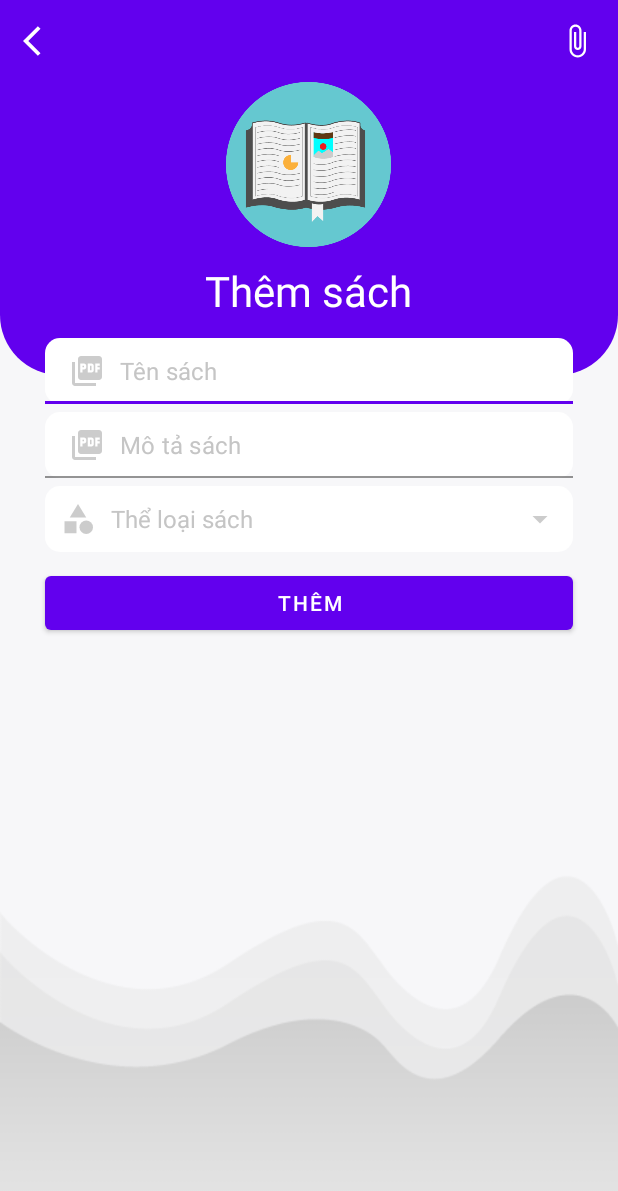
After one commit to VDTune/Readify, an Android app: the PdfAddActivity screen opened directly, with no data from a screen before it, on a phone screen of 412 x 824 dp. The commit adds this screen. Shown: the top 1191 px of the screen. Run offline under Robolectric (Android 15) with nearby library versions, the phone set to English and light mode, and no system bars; our stand-ins replace Firebase (no records; nobody signed in at launch, a user with empty details on screens opened directly).

Commit message:
pdf commit

```diff
--- a/app/build.gradle
+++ b/app/build.gradle
@@ -47,6 +47,7 @@ dependencies {
     implementation 'com.google.firebase:firebase-auth-ktx:21.2.0'
     implementation 'com.google.firebase:firebase-database-ktx:20.1.0'
     implementation 'com.google.firebase:firebase-crashlytics-ktx:18.3.6'
+    implementation 'com.google.firebase:firebase-storage-ktx:20.0.1'
     testImplementation 'junit:junit:4.13.2'
     androidTestImplementation 'androidx.test.ext:junit:1.1.5'
     androidTestImplementation 'androidx.test.espresso:espresso-core:3.5.1'
--- a/app/src/main/AndroidManifest.xml
+++ b/app/src/main/AndroidManifest.xml
@@ -15,6 +15,9 @@
         tools:targetApi="31">
         <activity
             android:name=".LoginActivity"
+            android:exported="false" />
+        <activity
+            android:name=".PdfAddActivity"
             android:exported="false" />
         <activity
             android:name=".CategoryAddActivity"
--- a/app/src/main/java/com/example/readify/AdapterCategory.kt
+++ b/app/src/main/java/com/example/readify/AdapterCategory.kt
@@ -62,7 +62,6 @@ class AdapterCategory : RecyclerView.Adapter<AdapterCategory.HolderCategory>, Fi
                 }
                 .setNegativeButton("Hủy") { a, d ->
                     a.dismiss()
-
                 }
                 .show()
         }
--- a/app/src/main/java/com/example/readify/CategoryAddActivity.kt
+++ b/app/src/main/java/com/example/readify/CategoryAddActivity.kt
@@ -66,7 +66,6 @@ class CategoryAddActivity : AppCompatActivity() {
 
         //set up dữ liệu để đẩy vào firebase
         val hashMap = HashMap<String,Any>()
-
         hashMap["id"] = "$timestamp"
         hashMap["category"] = category
         hashMap["timestamp"] = timestamp
--- a/app/src/main/java/com/example/readify/FilterCategory.kt
+++ b/app/src/main/java/com/example/readify/FilterCategory.kt
@@ -1,7 +1,6 @@
 package com.example.readify
 
 import android.widget.Filter
-import java.security.AlgorithmConstraints
 
 
 class FilterCategory : Filter {
@@ -10,7 +9,7 @@ class FilterCategory : Filter {
     private var adapterCategory: AdapterCategory
 
     //constructor
-    constructor(filterList: ArrayList<ModelCategory>, adapterCategory: AdapterCategory) {
+    constructor(filterList: ArrayList<ModelCategory>, adapterCategory: AdapterCategory):super() {
         this.filterList = filterList
         this.adapterCategory = adapterCategory
     }
@@ -20,7 +19,7 @@ class FilterCategory : Filter {
         val results = FilterResults()
 
         //kiểm tra giá trị có null hoặc rỗng hay không
-        if (constraint != null && constraint.isEmpty()) {
+        if (constraint != null && constraint.isNotEmpty()) {
             /*điều kiện tìm kiếm khi khác null và rỗng*/
             //set uppercase để tránh phân biệt chữ hoa chứx thường
             constraint = constraint.toString().uppercase()
--- a/app/src/main/java/com/example/readify/ModelCategory.kt
+++ b/app/src/main/java/com/example/readify/ModelCategory.kt
@@ -15,6 +15,4 @@ class ModelCategory {
         this.timestamp = timestamp
         this.uid = uid
     }
-
-
 }
--- /dev/null
+++ b/app/src/main/java/com/example/readify/PdfAddActivity.kt
@@ -0,0 +1,265 @@
+package com.example.readify
+
+import android.app.Application
+import android.app.Application.ActivityLifecycleCallbacks
+import android.app.ProgressDialog
+import android.content.Intent
+import android.net.Uri
+import androidx.appcompat.app.AppCompatActivity
+import android.os.Bundle
+import android.util.Log
+import android.widget.Toast
+import androidx.activity.result.ActivityResult
+import androidx.activity.result.ActivityResultCallback
+import androidx.activity.result.contract.ActivityResultContracts
+import androidx.appcompat.app.AlertDialog
+import com.example.readify.databinding.ActivityPdfAddBinding
+import com.google.android.gms.tasks.Task
+import com.google.firebase.auth.FirebaseAuth
+import com.google.firebase.database.DataSnapshot
+import com.google.firebase.database.DatabaseError
+import com.google.firebase.database.FirebaseDatabase
+import com.google.firebase.database.ValueEventListener
+import com.google.firebase.storage.FirebaseStorage
+
+class PdfAddActivity : AppCompatActivity() {
+
+    //setup view binding
+    private lateinit var binding: ActivityPdfAddBinding
+
+    //firebase auth
+    private lateinit var firebaseAuth: FirebaseAuth
+
+    //Tiến trình
+    private lateinit var progressDialog: ProgressDialog
+
+    //arraylist chứa các thể loại
+    private lateinit var categoryArrayList: ArrayList<ModelCategory>
+
+    //uri pdf
+    private var pdfUri: Uri? = null
+
+    //tag
+    private val TAG = "PDF_ADD_TAG"
+
+
+    override fun onCreate(savedInstanceState: Bundle?) {
+        super.onCreate(savedInstanceState)
+        binding = ActivityPdfAddBinding.inflate(layoutInflater)
+        setContentView(binding.root)
+
+        //firebase auth
+        firebaseAuth = FirebaseAuth.getInstance()
+        loadPdfCategory()
+
+        //setup tien trinh
+        progressDialog = ProgressDialog(this)
+        progressDialog.setTitle("Chỉ một chút")
+        progressDialog.setCanceledOnTouchOutside(false)
+
+        //xử lí nút back
+        binding.backBtn.setOnClickListener {
+            onBackPressed()
+        }
+
+        //xử lí click hiển thị danh sách thể loại
+        binding.categoryTv.setOnClickListener{
+            categoryPickDialog()
+        }
+
+        //xử lí click pick pdf intent
+        binding.attachPdfBtn.setOnClickListener {
+            pdfPickIntent()
+        }
+
+        // xử lí click, upload pdf
+        binding.submitBtn.setOnClickListener {
+            /*1. xác thực dữ liệu
+            * 2. upload pdf lên firebase
+            * 3. lấy url của file được upload
+            * 4. upload thông tin file lên firebase*/
+
+            validateData()
+        }
+    }
+
+    private var title = ""
+    private var desc = ""
+    private var category = ""
+
+    private fun validateData() {
+        /*1. xác thực dữ liệu */
+        Log.d(TAG, "validateData: Validating data")
+
+        //lấy dữ liệu
+        title = binding.titleEt.text.toString().trim()
+        desc = binding.descEt.text.toString().trim()
+        category = binding.categoryTv.text.toString().trim()
+
+        //xác thực
+        if(title.isEmpty()){
+            Toast.makeText(this,"Vui lòng nhập tiêu đề...",Toast.LENGTH_SHORT).show()
+        }
+        else if (desc.isEmpty()){
+            Toast.makeText(this,"Vui lòng nhập mô tả...",Toast.LENGTH_SHORT).show()
+        }
+        else if (category.isEmpty()){
+            Toast.makeText(this,"Vui lòng nhập thể loại...",Toast.LENGTH_SHORT).show()
+        }
+        else if(pdfUri == null){
+            Toast.makeText(this,"Vui lòng chọn URI...",Toast.LENGTH_SHORT).show()
+        }
+        else{
+            //xác thực thành công, bắt đầu upload
+            uploadPdfToStorage()
+        }
+    }
+
+    private fun uploadPdfToStorage() {
+        //upload to firebase storage
+        Log.d(TAG, "uploadPdfToStorage: upload to storage")
+
+        //show tiến trình
+        progressDialog.setMessage("Tải lên tệp PDF...")
+        progressDialog.show()
+
+        //timestamp
+        val timestamp = System.currentTimeMillis()
+
+        //địa chỉ file pdf trong firebase storage
+        val filePathAndName = "Books/$timestamp"
+
+        //tham chiếu lưu trữ
+        val storageReference = FirebaseStorage.getInstance().getReference(filePathAndName)
+        storageReference.putFile(pdfUri!!)
+            .addOnSuccessListener {taskSnapshot ->
+                Log.d(TAG, "uploadPdfToStorage: PDF uploaded now getting url...")
+
+                /*lấy url*/
+                val uriTask: Task<Uri> = taskSnapshot.storage.downloadUrl
+                while (!uriTask.isSuccessful);
+                val uploadedPdfUrl = "${uriTask.result}"
+
+                uploadPdfInfoToDb(uploadedPdfUrl, timestamp)
+            }
+            .addOnFailureListener {e ->
+                Log.d(TAG, "uploadPdfToStorage: Failed to upload due to ${e.message}")
+                progressDialog.dismiss()
+                Toast.makeText(this,"Tải lên thất bại... Lỗi: ${e.message}",Toast.LENGTH_SHORT).show()
+            }
+    }
+
+    private fun uploadPdfInfoToDb(uploadedPdfUrl: String, timestamp: Long) {
+        //upload thông tin file lên firebase
+        Log.d(TAG, "uploadPdfInfoToDb: upload to db")
+        progressDialog.setMessage("Tải lên thông tin file...")
+
+        //uid của người dùng hiện tại
+        val uid = firebaseAuth.uid
+
+        //setup data to upload
+        val hashMap: HashMap<String, Any> = HashMap()
+        hashMap["uid"] = "$uid"
+        hashMap["id"] = "$timestamp"
+        hashMap["title"] = "$title"
+        hashMap["desv"] = "$desc"
+        hashMap["categoryId"] = "$selectedCategoryId"
+        hashMap["url"] = "$uploadedPdfUrl"
+        hashMap["timestamp"] = timestamp
+        hashMap["viewCount"] = 0
+        hashMap["downloadCount"] = 0
+
+        val ref = FirebaseDatabase.getInstance().getReference("Book")
+        ref.child("$timestamp")
+            .setValue(hashMap)
+            .addOnSuccessListener {
+                Log.d(TAG, "uploadPdfInfoToDb: upload to db")
+                progressDialog.dismiss()
+                Toast.makeText(this, "Đã tải lên...",Toast.LENGTH_SHORT).show()
+                pdfUri = null
+            }
+            .addOnFailureListener {e ->
+                Log.d(TAG, "uploadPdfInfoToDb: Failed to upload due to ${e.message}")
+                progressDialog.dismiss()
+                Toast.makeText(this,"Tải lên thất bại... Lỗi: ${e.message}",Toast.LENGTH_SHORT).show()
+            }
+    }
+
+
+    private fun loadPdfCategory() {
+        Log.d(TAG, "loadPdfCategory: Loading pdf category")
+        categoryArrayList = ArrayList()
+
+        //ref
+        val ref = FirebaseDatabase.getInstance().getReference("Category")
+        ref.addListenerForSingleValueEvent(object : ValueEventListener {
+            override fun onDataChange(snapshot: DataSnapshot) {
+                //clear list truoc khi nhap du lieu
+                categoryArrayList.clear()
+                for (ds in snapshot.children) {
+                    //lay du lieu
+                    val model = ds.getValue(ModelCategory::class.java)
+                    //them vao arraylist
+                    categoryArrayList.add(model!!)
+                    Log.d(TAG, "onDataChange: ${model.category}")
+                }
+            }
+
+            override fun onCancelled(error: DatabaseError) {
+
+            }
+        })
+    }
+
+    private var selectedCategoryId = ""
+    private var selectedCategoryTitle = ""
+
+    private fun categoryPickDialog(){
+        Log.d(TAG, "categoryPickDialog: Showing pdf category pick dialog")
+
+        //lấy mảng chuỗi thể loại từ arraylist
+        val categoryArray = arrayOfNulls<String>(categoryArrayList.size)
+        for (i in categoryArrayList.indices){
+            categoryArray[i] = categoryArrayList[i].category
+        }
+
+        //alert dialog
+        val builder = AlertDialog.Builder(this)
+        builder.setTitle("Chọn Thể Loại")
+            .setItems(categoryArray){dialog, which ->
+                //xử lí click chuột lên item(lấy item được click)
+                selectedCategoryId = categoryArrayList[which].id
+                selectedCategoryTitle = categoryArrayList[which].category
+
+                //đưa thể loại vào textview thể loại
+                binding.categoryTv.text = selectedCategoryTitle
+
+                Log.d(TAG, "categoryPickDialog: Seclected Category ID: $selectedCategoryId")
+                Log.d(TAG, "categoryPickDialog: Seclected Category Title: $selectedCategoryTitle")
+            }.show()
+    }
+
+    private fun  pdfPickIntent(){
+        Log.d(TAG, "pdfPickIntent: Starting pdf pick intent")
+
+        val intent = Intent()
+        intent.type = "application/pdf"
+        intent.action = Intent.ACTION_GET_CONTENT
+        pdfActivityResultLauncher.launch(intent)
+    }
+
+    val pdfActivityResultLauncher = registerForActivityResult(
+        ActivityResultContracts.StartActivityForResult(),
+        ActivityResultCallback<ActivityResult>{result ->
+            if (result.resultCode == RESULT_OK){
+                Log.d(TAG, "PDF Picked")
+                pdfUri = result.data!!.data
+            }
+            else {
+                Log.d(TAG, "PDF Pick cancelled")
+                Toast.makeText(this,"Hủy bỏ", Toast.LENGTH_SHORT).show()
+            }
+        }
+
+    )
+}
--- /dev/null
+++ b/app/src/main/res/drawable/ic_attach_white.xml
@@ -0,0 +1,5 @@
+<vector android:height="24dp" android:tint="#FFFFFF"
+    android:viewportHeight="24" android:viewportWidth="24"
+    android:width="24dp" xmlns:android="http://schemas.android.com/apk/res/android">
+    <path android:fillColor="@android:color/white" android:pathData="M16.5,6v11.5c0,2.21 -1.79,4 -4,4s-4,-1.79 -4,-4V5c0,-1.38 1.12,-2.5 2.5,-2.5s2.5,1.12 2.5,2.5v10.5c0,0.55 -0.45,1 -1,1s-1,-0.45 -1,-1V6H10v9.5c0,1.38 1.12,2.5 2.5,2.5s2.5,-1.12 2.5,-2.5V5c0,-2.21 -1.79,-4 -4,-4S7,2.79 7,5v12.5c0,3.04 2.46,5.5 5.5,5.5s5.5,-2.46 5.5,-5.5V6h-1.5z"/>
+</vector>
--- /dev/null
+++ b/app/src/main/res/drawable/ic_drop_down_gray.xml
@@ -0,0 +1,5 @@
+<vector android:height="24dp" android:tint="#CCCCCC"
+    android:viewportHeight="24" android:viewportWidth="24"
+    android:width="24dp" xmlns:android="http://schemas.android.com/apk/res/android">
+    <path android:fillColor="@android:color/white" android:pathData="M7,10l5,5 5,-5z"/>
+</vector>
--- /dev/null
+++ b/app/src/main/res/drawable/ic_pdf_gray.xml
@@ -0,0 +1,5 @@
+<vector android:height="24dp" android:tint="#CCCCCC"
+    android:viewportHeight="24" android:viewportWidth="24"
+    android:width="24dp" xmlns:android="http://schemas.android.com/apk/res/android">
+    <path android:fillColor="@android:color/white" android:pathData="M20,2L8,2c-1.1,0 -2,0.9 -2,2v12c0,1.1 0.9,2 2,2h12c1.1,0 2,-0.9 2,-2L22,4c0,-1.1 -0.9,-2 -2,-2zM11.5,9.5c0,0.83 -0.67,1.5 -1.5,1.5L9,11v2L7.5,13L7.5,7L10,7c0.83,0 1.5,0.67 1.5,1.5v1zM16.5,11.5c0,0.83 -0.67,1.5 -1.5,1.5h-2.5L12.5,7L15,7c0.83,0 1.5,0.67 1.5,1.5v3zM20.5,8.5L19,8.5v1h1.5L20.5,11L19,11v2h-1.5L17.5,7h3v1.5zM9,9.5h1v-1L9,8.5v1zM4,6L2,6v14c0,1.1 0.9,2 2,2h14v-2L4,20L4,6zM14,11.5h1v-3h-1v3z"/>
+</vector>
--- /dev/null
+++ b/app/src/main/res/layout/activity_pdf_add.xml
@@ -0,0 +1,149 @@
+<?xml version="1.0" encoding="utf-8"?>
+<RelativeLayout xmlns:android="http://schemas.android.com/apk/res/android"
+    xmlns:app="http://schemas.android.com/apk/res-auto"
+    xmlns:tools="http://schemas.android.com/tools"
+    android:layout_width="match_parent"
+    android:layout_height="match_parent"
+    android:background="@drawable/back01"
+    tools:context=".PdfAddActivity">
+
+    <!--toolbar-->
+    <RelativeLayout
+        android:id="@+id/toolbarRl"
+        android:layout_width="match_parent"
+        android:layout_height="250dp"
+        android:background="@drawable/shape_toolbar01">
+
+        <!--nút back-->
+        <ImageButton
+            android:id="@+id/backBtn"
+            android:layout_width="wrap_content"
+            android:layout_height="wrap_content"
+            android:layout_margin="10dp"
+            android:background="@android:color/transparent"
+            android:padding="5dp"
+            android:src="@drawable/ic_back_white" />
+
+        <!--icon-->
+        <ImageView
+            android:id="@+id/iconIv"
+            android:layout_width="110dp"
+            android:layout_height="110dp"
+            android:layout_below="@+id/backBtn"
+            android:layout_centerHorizontal="true"
+            android:src="@drawable/logo" />
+
+        <!--tittle-->
+        <TextView
+            android:id="@+id/titleTv"
+            android:layout_width="wrap_content"
+            android:layout_height="wrap_content"
+            android:layout_below="@+id/iconIv"
+            android:layout_centerHorizontal="true"
+            android:layout_marginTop="10dp"
+            android:text="Thêm sách"
+            android:textColor="@color/white"
+            android:textSize="28sp" />
+
+        <!--nút thêm file pdf-->
+        <ImageButton
+            android:id="@+id/attachPdfBtn"
+            android:layout_width="wrap_content"
+            android:layout_height="wrap_content"
+            android:layout_alignParentEnd="true"
+            android:layout_marginStart="10dp"
+            android:layout_marginTop="10dp"
+            android:layout_marginEnd="10dp"
+            android:layout_marginBottom="10dp"
+            android:background="@android:color/transparent"
+            android:padding="5dp"
+            android:src="@drawable/ic_attach_white" />
+
+    </RelativeLayout>
+
+    <!--Tiêu đề sách-->
+    <com.google.android.material.textfield.TextInputLayout
+        android:id="@+id/titleTil"
+        android:layout_width="match_parent"
+        android:layout_height="wrap_content"
+        android:layout_marginStart="30dp"
+        android:layout_marginTop="225dp"
+        android:layout_marginEnd="30dp"
+        app:hintEnabled="false">
+
+        <EditText
+            android:id="@+id/titleEt"
+            android:layout_width="match_parent"
+            android:layout_height="wrap_content"
+            android:background="@drawable/shape_edittext01"
+            android:drawableStart="@drawable/ic_pdf_gray"
+            android:drawablePadding="10dp"
+            android:hint="Tên sách"
+            android:inputType="textPersonName|textCapWords"
+            android:padding="10dp"
+            android:textColor="@color/black"
+            android:textColorHint="@color/gray01"
+            android:textSize="16sp" />
+
+    </com.google.android.material.textfield.TextInputLayout>
+
+    <!--mô tả-->
+    <com.google.android.material.textfield.TextInputLayout
+        android:id="@+id/descTil"
+        android:layout_width="match_parent"
+        android:layout_height="wrap_content"
+        android:layout_below="@+id/titleTil"
+        android:layout_marginStart="30dp"
+        android:layout_marginTop="5dp"
+        android:layout_marginEnd="30dp"
+        app:hintEnabled="false">
+
+        <EditText
+            android:id="@+id/descEt"
+            android:layout_width="match_parent"
+            android:layout_height="wrap_content"
+            android:background="@drawable/shape_edittext01"
+            android:drawableStart="@drawable/ic_pdf_gray"
+            android:drawablePadding="10dp"
+            android:hint="Mô tả sách"
+            android:inputType="textMultiLine|textCapSentences"
+            android:padding="10dp"
+            android:textColor="@color/black"
+            android:textColorHint="@color/gray01"
+            android:textSize="16sp" />
+    </com.google.android.material.textfield.TextInputLayout>
+
+    <!--chọn thể loại từ dialog-->
+    <TextView
+        android:id="@+id/categoryTv"
+        android:layout_width="match_parent"
+        android:layout_height="wrap_content"
+        android:layout_below="@+id/descTil"
+        android:layout_marginStart="30dp"
+        android:layout_marginTop="5dp"
+        android:layout_marginEnd="30dp"
+        android:background="@drawable/shape_edittext01"
+        android:drawableStart="@drawable/ic_category_gray"
+        android:drawableEnd="@drawable/ic_drop_down_gray"
+        android:drawablePadding="10dp"
+        android:gravity="center_vertical"
+        android:hint="Thể loại sách"
+        android:padding="10dp"
+        android:textColor="@color/black"
+        android:textColorHint="@color/gray01"
+        android:textSize="16sp" />
+
+    <!--btn up load pdf-->
+
+    <Button
+        android:id="@+id/submitBtn"
+        android:layout_width="match_parent"
+        android:layout_height="wrap_content"
+        android:layout_below="@+id/categoryTv"
+        android:layout_marginStart="30dp"
+        android:layout_marginTop="10dp"
+        android:layout_marginEnd="30dp"
+        android:text="Thêm"
+        android:textColor="@color/white" />
+
+</RelativeLayout>
--- a/app/src/main/res/layout/row_category.xml
+++ b/app/src/main/res/layout/row_category.xml
@@ -30,6 +30,7 @@
             android:layout_height="40dp"
             android:background="@drawable/shape_button03"
             android:src="@drawable/ic_delete_white" />
+
     </LinearLayout>
 
 </androidx.cardview.widget.CardView>
--- a/build.gradle
+++ b/build.gradle
@@ -9,6 +9,7 @@ buildscript {
         classpath 'com.google.gms:google-services:4.3.15'
         classpath 'com.google.firebase:firebase-crashlytics-gradle:2.9.4'
     }
+
 }// Top-level build file where you can add configuration options common to all sub-projects/modules.
 plugins {
     id 'com.android.application' version '7.4.2' apply false
```
Also changed, not shown: app/src/main/java/com/example/readify/DashboardAdminActivity.kt (+12 -6 lines), app/src/main/res/layout/activity_dashboard_admin.xml (+4 -4 lines).
